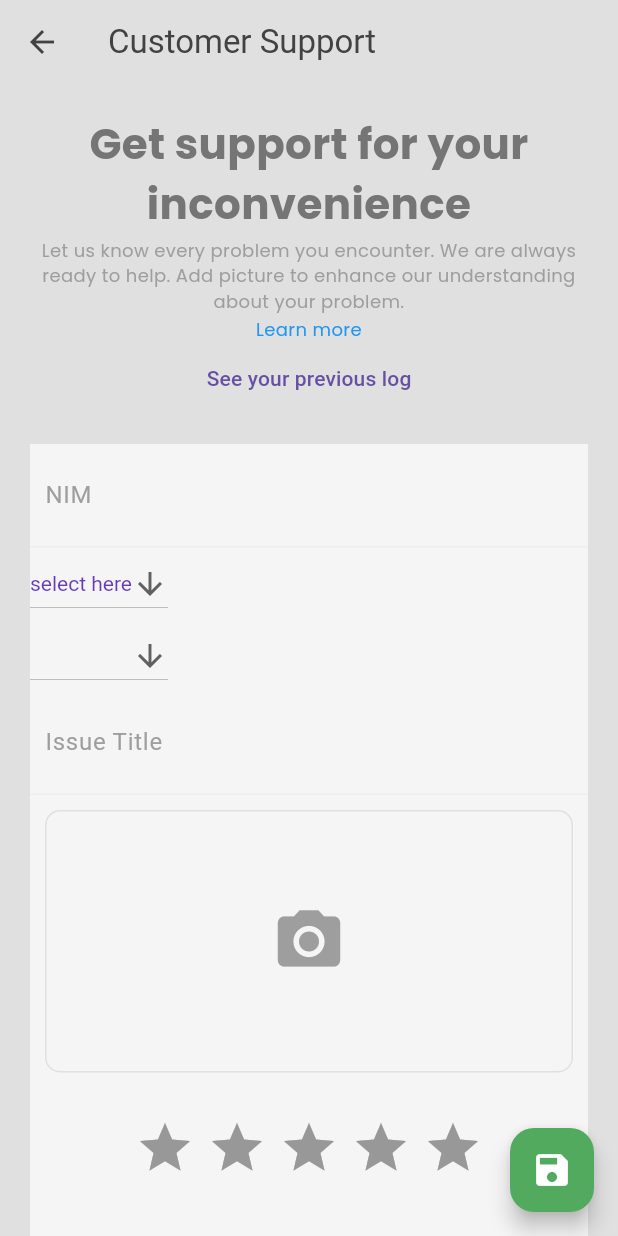
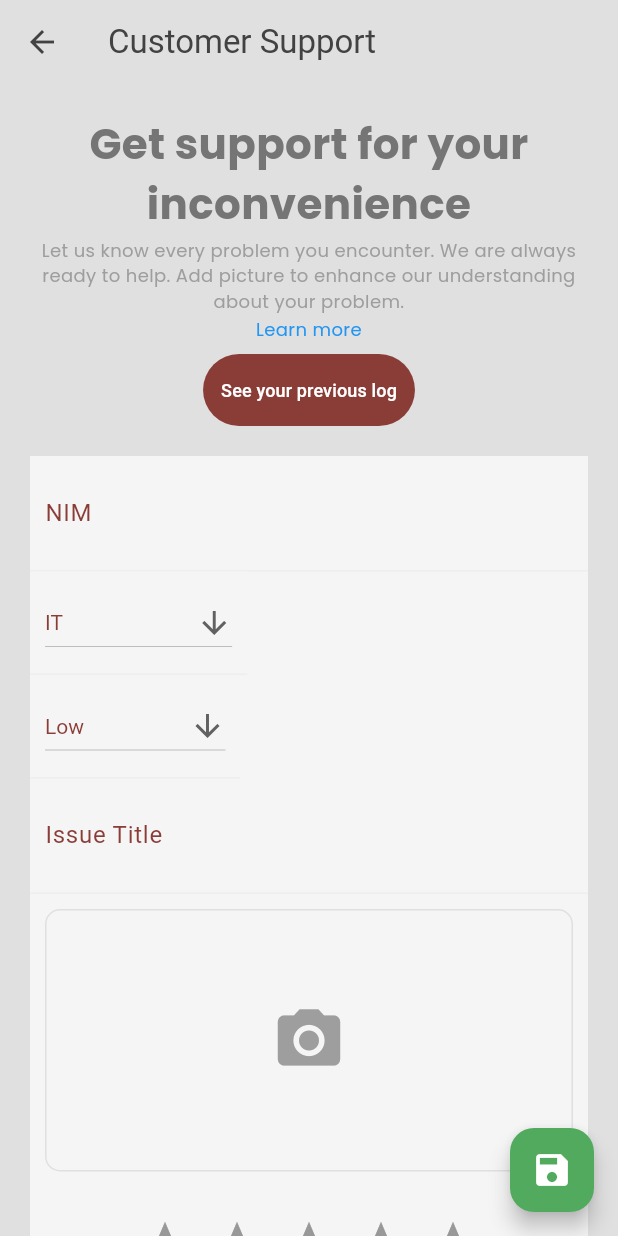
Before and after one commit to limerenrce/sushi_app, a Flutter app: the CustomersupportPage screen opened directly, on a phone screen of 412 x 824 dp. Run offline on Flutter 3.47's test engine with Material 3 defaults, Android fonts, the phone set to English and light mode, and no system bars; drawn by our look-alikes of flutter_rating_bar; our stand-ins replace flutter_slidable, google_fonts, image_picker, sqflite; accounts and stored records are empty.

Commit message:
repair error update customer support

```diff
--- a/lib/pages/customersupport_page.dart
+++ b/lib/pages/customersupport_page.dart
@@ -9,6 +9,7 @@ import 'package:image_picker/image_picker.dart';
 import 'package:sushi_app/dto/service.dart';
 import 'package:sushi_app/endpoints/endpoints.dart';
 import 'package:sushi_app/pages/serviceLog_page.dart';
+import 'package:sushi_app/theme/colors.dart';
 
 class CustomersupportPage extends StatefulWidget {
   final Service? service;
@@ -26,23 +27,28 @@ class _CustomersupportPageState extends State<CustomersupportPage> {
   final _nimController = TextEditingController();
   final _idController = TextEditingController();
 
+  late String _id;
+  late String _nim;
   late String _title;
   late String _description;
-  late String _nim;
-  late String _id;
 
   File? galleryFile = null;
   final picker = ImagePicker();
 
   double _rating = 0;
 
-  String? _selectedDivision; // Default selected division
-  String? _selectedPriority; // Default selected priority
+  String? _selectedDivision;
+  String? _selectedPriority;
 
   @override
   void initState() {
     super.initState();
-    _selectedDivision = 'select here'; // Initialize selected value
+    _selectedDivision = 'IT';
+    _selectedPriority = 'Low';
+    _id = '';
+    _nim = '';
+    _title = '';
+    _description = '';
     // Pre-fill fields with received data if available (for edit mode)
     if (widget.service != null) {
       _idController.text = widget.service!.idCustomerService.toString();
@@ -105,6 +111,8 @@ class _CustomersupportPageState extends State<CustomersupportPage> {
   @override
   void dispose() {
     _titleController.dispose(); // Dispose of controller when widget is removed
+    _descriptionController.dispose();
+    _nimController.dispose();
     super.dispose();
   }
 
@@ -144,45 +152,33 @@ class _CustomersupportPageState extends State<CustomersupportPage> {
     });
   }
 
-  Future<void> _putDataWithImage(
-    String id,
-  ) async {
+  Future<void> _putDataWithImage(BuildContext context) async {
     if (galleryFile == null) {
       return; // Handle case where no image is selected
     }
 
-    if (_idController.text.isEmpty) {
-      return; // Handle case where ID is not provided
-    }
-
-    var id = _idController.text; // Retrieve the ID from the controller
-
-    var request =
-        MultipartRequest('PUT', Uri.parse('${Endpoints.service}/$id'));
+    var request = http.MultipartRequest('POST',
+        Uri.parse('${Endpoints.service}/${widget.service!.idCustomerService}'));
     request.fields['title_issues'] = _titleController.text;
     request.fields['description_issues'] = _descriptionController.text;
     request.fields['nim'] = _nimController.text;
     request.fields['rating'] = _rating.toString();
 
-    var multipartFile = await MultipartFile.fromPath(
+    var multipartFile = await http.MultipartFile.fromPath(
       'image',
       galleryFile!.path,
     );
     request.files.add(multipartFile);
 
-    request.send().then((response) {
-      // Handle response (success or error)
-      if (response.statusCode == 201) {
-        debugPrint('Data and image posted successfully!');
+    http.StreamedResponse response = await request.send();
+
+    if (response.statusCode == 200) {
+      debugPrint('Data and image updated successfully!');
       Navigator.pushReplacementNamed(context, '/services-page');
     } else {
       debugPrint('Error posting data: ${response.statusCode}');
       // Add additional error handling if needed
     }
-    }).catchError((error) {
-      debugPrint('Error posting data: $error $id');
-      // Handle error if request.send() fails
-    });
   }
 
   //Rating
@@ -198,8 +194,6 @@ class _CustomersupportPageState extends State<CustomersupportPage> {
       print('Error sending rating: ${response.statusCode}');
     }
   }
-
-  //String _selectedPriority = 'select here';
 
   @override
   Widget build(BuildContext context) {
@@ -257,7 +251,12 @@ class _CustomersupportPageState extends State<CustomersupportPage> {
                         fontWeight: FontWeight.normal,
                       ),
                     ),
-                    TextButton(
+                    SizedBox(height: 8),
+                    Container(
+                      decoration: BoxDecoration(
+                          color: primaryColor,
+                          borderRadius: BorderRadius.circular(40)),
+                      child: TextButton(
                         onPressed: () {
                           Navigator.push(
                             context,
@@ -266,7 +265,14 @@ class _CustomersupportPageState extends State<CustomersupportPage> {
                             ),
                           );
                         },
-                      child: Text("See your previous log"),
+                        child: const Text(
+                          "See your previous log",
+                          style: TextStyle(
+                            color: Colors.white,
+                            fontSize: 12,
+                          ),
+                        ),
+                      ),
                     ),
                   ],
                 ),
@@ -285,6 +291,33 @@ class _CustomersupportPageState extends State<CustomersupportPage> {
                       child: Column(
                         crossAxisAlignment: CrossAxisAlignment.start,
                         children: <Widget>[
+                          //----- I D -----
+                          // Container(
+                          //   padding: const EdgeInsets.all(10),
+                          //   decoration: BoxDecoration(
+                          //       color: Colors.grey[100],
+                          //       border: Border(
+                          //           bottom: BorderSide(
+                          //               color: Colors.grey.shade200))),
+                          //   child: TextField(
+                          //     readOnly: true,
+                          //     controller: _idController,
+                          //     decoration: const InputDecoration(
+                          //         focusedBorder: UnderlineInputBorder(
+                          //             borderSide: BorderSide(
+                          //                 color:
+                          //                     Color.fromARGB(255, 138, 60, 55),
+                          //                 width: 2,
+                          //                 style: BorderStyle.solid)),
+                          //         labelText: "Support ID",
+                          //         labelStyle: TextStyle(
+                          //             color: Color.fromARGB(255, 138, 60, 55)),
+                          //         hintText: "Input ID here..",
+                          //         hintStyle: TextStyle(color: Colors.grey),
+                          //         border: InputBorder.none),
+                          //   ),
+                          // ),
+
                           //-----N   I   M-----
                           Container(
                             padding: const EdgeInsets.all(10),
@@ -296,7 +329,16 @@ class _CustomersupportPageState extends State<CustomersupportPage> {
                             child: TextField(
                               controller: _nimController,
                               decoration: const InputDecoration(
-                                  hintText: "NIM",
+                                  focusedBorder: UnderlineInputBorder(
+                                      borderSide: BorderSide(
+                                          color:
+                                              Color.fromARGB(255, 138, 60, 55),
+                                          width: 2,
+                                          style: BorderStyle.solid)),
+                                  labelText: "NIM",
+                                  labelStyle: TextStyle(
+                                      color: Color.fromARGB(255, 138, 60, 55)),
+                                  hintText: "Input NIM here..",
                                   hintStyle: TextStyle(color: Colors.grey),
                                   border: InputBorder.none),
                               onChanged: (value) {
@@ -311,43 +353,72 @@ class _CustomersupportPageState extends State<CustomersupportPage> {
                             ),
                           ),
 
-                          DropdownButton<String>(
+                          //-----D I V I S I O N-----
+                          Container(
+                            padding: const EdgeInsets.all(10),
+                            decoration: BoxDecoration(
+                                color: Colors.grey[100],
+                                border: Border(
+                                    bottom: BorderSide(
+                                        color: Colors.grey.shade200))),
+                            child: DropdownButton<String>(
                               value: _selectedDivision,
+                              hint: Text('Select a division'),
                               icon: Icon(Icons.arrow_downward),
                               iconSize: 24,
                               elevation: 16,
-                            style: TextStyle(color: Colors.deepPurple),
+                              style: TextStyle(
+                                  color: Color.fromARGB(255, 138, 60, 55)),
                               onChanged: (String? newValue) {
                                 setState(() {
                                   _selectedDivision = newValue;
                                 });
                               },
-                            items: <String?>['select here', 'a', 'b', 'c']
-                                .map<DropdownMenuItem<String>>((String? value) {
+                              items: <String?>[
+                                'IT',
+                                'Billing',
+                                'Help Desk',
+                              ].map<DropdownMenuItem<String>>((String? value) {
                                 return DropdownMenuItem<String>(
                                   value: value,
                                   child: Text(value!),
                                 );
                               }).toList(),
                             ),
-                          DropdownButton<String>(
+                          ),
+
+                          //-----P R I O R I T Y-----
+                          Container(
+                            padding: const EdgeInsets.all(10),
+                            decoration: BoxDecoration(
+                                color: Colors.grey[100],
+                                border: Border(
+                                    bottom: BorderSide(
+                                        color: Colors.grey.shade200))),
+                            child: DropdownButton<String>(
+                              hint: Text('Select a priority'),
                               value: _selectedPriority,
                               icon: Icon(Icons.arrow_downward),
                               iconSize: 24,
                               elevation: 16,
-                            style: TextStyle(color: Colors.deepPurple),
+                              style: TextStyle(
+                                  color: Color.fromARGB(255, 138, 60, 55)),
                               onChanged: (String? newValue) {
                                 setState(() {
                                   _selectedPriority = newValue;
                                 });
                               },
-                            items: <String?>['select here', 'a', 'b', 'c']
-                                .map<DropdownMenuItem<String>>((String? value) {
+                              items: <String?>[
+                                'Low',
+                                'Medium',
+                                'High'
+                              ].map<DropdownMenuItem<String>>((String? value) {
                                 return DropdownMenuItem<String>(
                                   value: value,
                                   child: Text(value!),
                                 );
                               }).toList(),
+                            ),
                           ),
 
                           //-----T I T L E   I S S U E-----
@@ -362,7 +433,11 @@ class _CustomersupportPageState extends State<CustomersupportPage> {
                                 TextField(
                                   controller: _titleController,
                                   decoration: const InputDecoration(
-                                      hintText: "Issue Title",
+                                      labelText: "Issue Title",
+                                      labelStyle: TextStyle(
+                                          color:
+                                              Color.fromARGB(255, 138, 60, 55)),
+                                      hintText: "Input title here..",
                                       hintStyle: TextStyle(color: Colors.grey),
                                       border: InputBorder.none),
                                   onChanged: (value) {
@@ -410,7 +485,6 @@ class _CustomersupportPageState extends State<CustomersupportPage> {
                           SizedBox(height: 20),
 
                           //-----R A T I N G-----
-
                           Center(
                             child: RatingBar.builder(
                               initialRating: _rating,
@@ -446,7 +520,10 @@ class _CustomersupportPageState extends State<CustomersupportPage> {
                             child: TextField(
                               controller: _descriptionController,
                               decoration: const InputDecoration(
-                                  hintText: "Problem Description",
+                                  labelText: "Problem Description",
+                                  labelStyle: TextStyle(
+                                      color: Color.fromARGB(255, 138, 60, 55)),
+                                  hintText: "Input description here..",
                                   hintStyle: TextStyle(color: Colors.grey),
                                   border: InputBorder.none),
                               onChanged: (value) {
@@ -477,9 +554,7 @@ class _CustomersupportPageState extends State<CustomersupportPage> {
           // Determine whether to create or update based on received data
           if (widget.service != null) {
             // Update mode
-            _putDataWithImage(
-              _id,
-            );
+            _putDataWithImage(context);
           } else {
             // Create mode
             _postDataWithImage(context);
```
Also changed, not shown: lib/models/division.dart (added, +22 -0 lines), lib/models/priority.dart (added, +22 -0 lines), lib/services/customer_service.dart (+0 -37 lines). Lines whose indentation alone changed are shown as unchanged.
